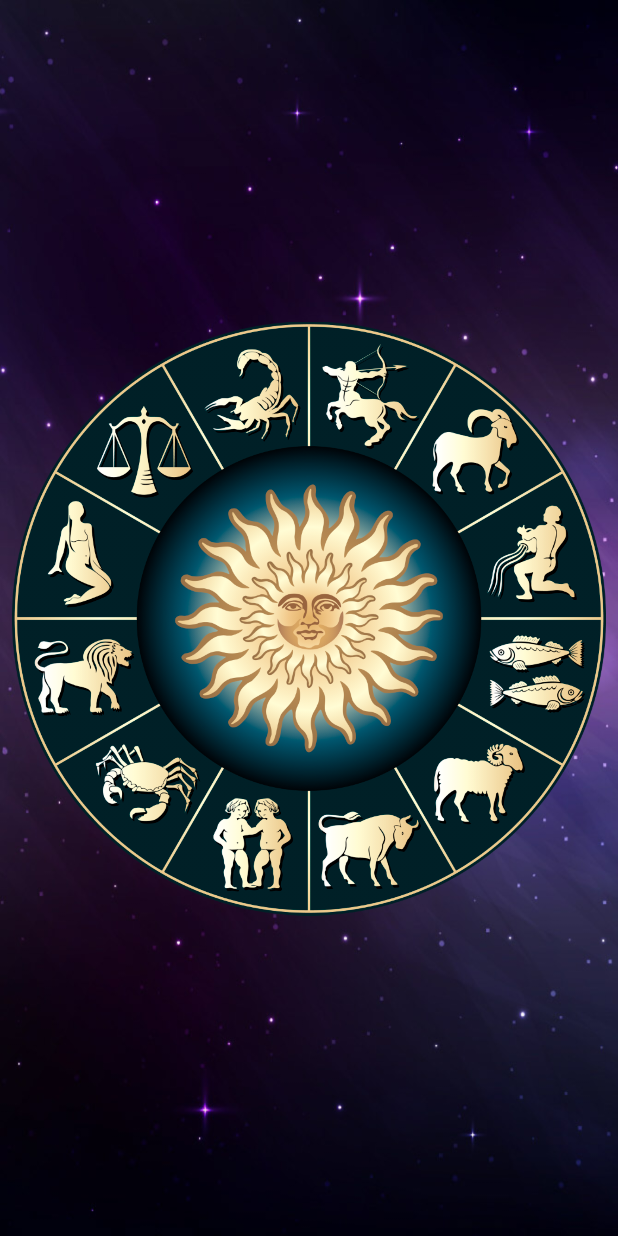
After one commit to yunusbedir/BurcRehberi, an Android app: the SplashActivity screen opened directly, with no data from a screen before it, on a phone screen of 412 x 824 dp. The commit adds this screen. Run offline under Robolectric (Android 15) with nearby library versions, the phone set to English and light mode, and no system bars.

Commit message:
Giriş ekranı oluşturuldu.Giriş ekranına dönen animasyon eklendi

```diff
--- /dev/null
+++ b/app/src/main/java/com/example/yunus/burcrehberi/SplashActivity.kt
@@ -0,0 +1,36 @@
+package com.example.yunus.burcrehberi
+
+import android.content.Intent
+import android.support.v7.app.AppCompatActivity
+import android.os.Bundle
+import android.os.CountDownTimer
+import android.view.animation.AnimationUtils
+import kotlinx.android.synthetic.main.activity_splash.*
+
+class SplashActivity : AppCompatActivity() {
+
+    override fun onCreate(savedInstanceState: Bundle?) {
+        super.onCreate(savedInstanceState)
+        setContentView(R.layout.activity_splash)
+
+        var animLogoDondur = AnimationUtils.loadAnimation(this,R.anim.logo_dondur)
+        imgLogo.animation = animLogoDondur
+
+
+
+    }
+
+    override fun onResume() {
+        object : CountDownTimer(5000,1000) {
+            override fun onFinish() {
+                var intent = Intent(this@SplashActivity , MainActivity::class.java)
+                startActivity(intent)
+            }
+
+            override fun onTick(p0: Long) {
+            }
+
+        }.start()
+        super.onResume()
+    }
+}
--- /dev/null
+++ b/app/src/main/res/anim/logo_dondur.xml
@@ -0,0 +1,12 @@
+<?xml version="1.0" encoding="utf-8"?>
+<set xmlns:android="http://schemas.android.com/apk/res/android">
+    <rotate
+        android:duration = "24000"
+        android:fromDegrees="0"
+        android:toDegrees="360"
+        android:pivotX="50%"
+        android:pivotY="50%"
+        android:repeatCount = "0">
+
+    </rotate>
+</set>
--- /dev/null
+++ b/app/src/main/res/layout/activity_splash.xml
@@ -0,0 +1,18 @@
+<?xml version="1.0" encoding="utf-8"?>
+<android.support.constraint.ConstraintLayout
+        xmlns:android="http://schemas.android.com/apk/res/android"
+        xmlns:tools="http://schemas.android.com/tools"
+        xmlns:app="http://schemas.android.com/apk/res-auto"
+        android:background="@drawable/background"
+        android:layout_width="match_parent"
+        android:layout_height="match_parent"
+        tools:context=".SplashActivity">
+
+    <ImageView
+            android:layout_width="0dp"
+            android:layout_height="399dp" app:srcCompat="@drawable/zodiac3"
+            android:id="@+id/imgLogo" app:layout_constraintEnd_toEndOf="parent" android:layout_marginEnd="8dp"
+            app:layout_constraintStart_toStartOf="parent"
+            android:layout_marginBottom="8dp" app:layout_constraintBottom_toBottomOf="parent"
+            android:layout_marginTop="8dp" app:layout_constraintTop_toTopOf="parent" android:layout_marginStart="8dp"/>
+</android.support.constraint.ConstraintLayout>
--- a/app/src/main/res/values/colors.xml
+++ b/app/src/main/res/values/colors.xml
@@ -1,6 +1,6 @@
 <?xml version="1.0" encoding="utf-8"?>
 <resources>
-    <color name="colorPrimary">#008577</color>
-    <color name="colorPrimaryDark">#00574B</color>
-    <color name="colorAccent">#D81B60</color>
+    <color name="colorPrimary">#401e49</color>
+    <color name="colorPrimaryDark">#1d0022</color>
+    <color name="colorAccent">#6c4775</color>
 </resources>
```
Also changed, not shown: app/src/main/AndroidManifest.xml (+9 -6 lines), app/src/main/res/layout/tek_satir.xml (+8 -5 lines), app/src/main/res/drawable/background.jpg (added), app/src/main/res/drawable/bg_image.png (added), app/src/main/res/drawable/zodiac.png (added), app/src/main/res/drawable/zodiac2.png (added), app/src/main/res/drawable/zodiac3.png (added).
